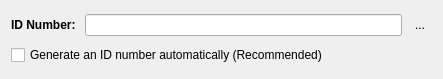
Above: ui/widgets/entityedit.ui from amirmohsen1384/isfahan-sis before the change. Below: the same form after it.
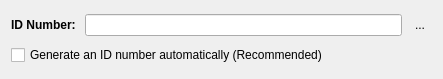
That is the form after the change. Icons and pictures are not drawn.

Commit message: Right-aligned the label

```diff
--- a/ui/widgets/entityedit.ui
+++ b/ui/widgets/entityedit.ui
@@ -27,6 +27,9 @@
      <property name="text">
       <string>ID Number: </string>
      </property>
+     <property name="alignment">
+      <set>Qt::AlignmentFlag::AlignRight|Qt::AlignmentFlag::AlignTrailing|Qt::AlignmentFlag::AlignVCenter</set>
+     </property>
      <property name="buddy">
       <cstring>identifierEdit</cstring>
      </property>
```
